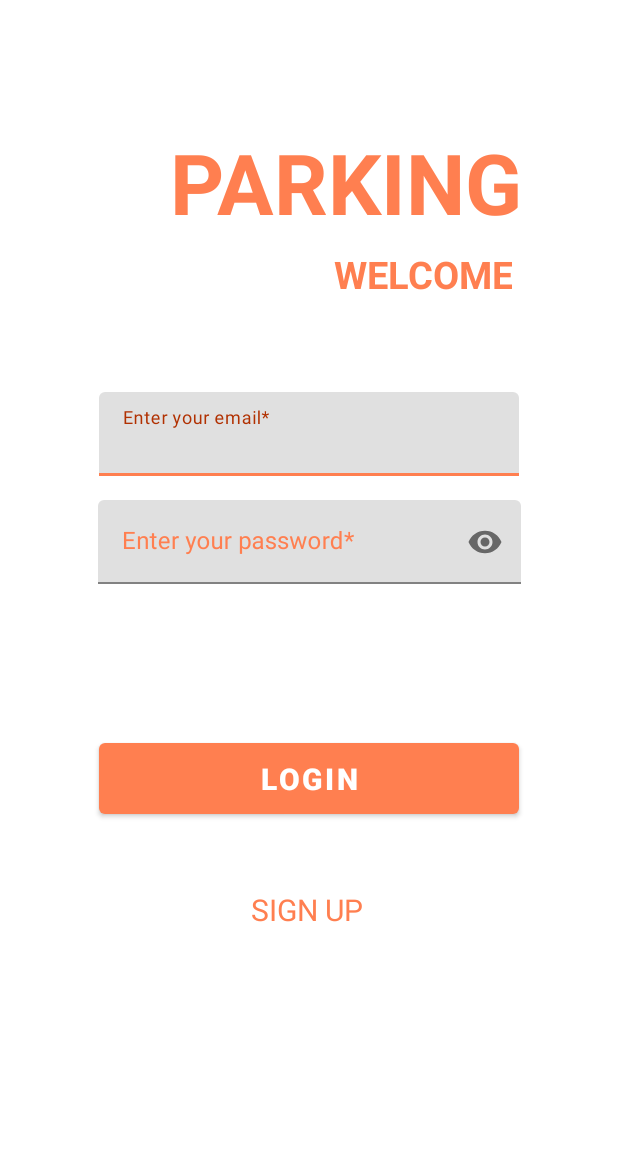
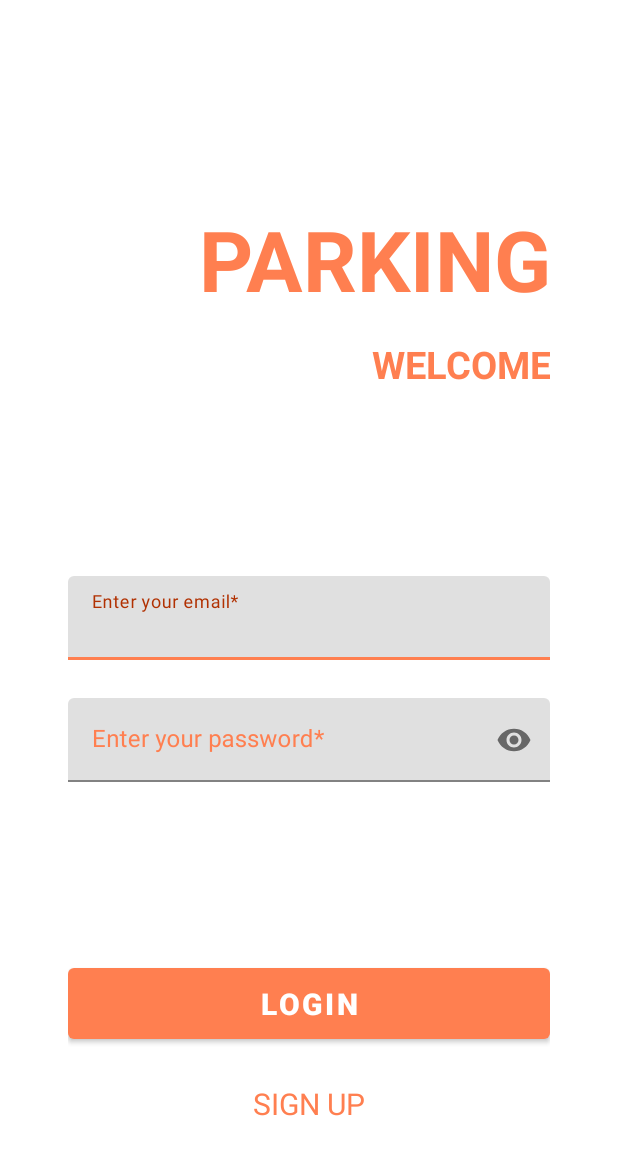
Before and after one commit to AitorSarasola/com.lksnext.ParkingASarasola, an Android app: the screen it shows after launch (LoginActivity), on a phone screen of 412 x 824 dp. Shown: the top 1155 px of the screen. Run offline under Robolectric (Android 15) with nearby library versions, the phone set to English and light mode, and no system bars.

Commit message:
UI Login & Sing In

```diff
--- a/app/src/main/res/layout/activity_login.xml
+++ b/app/src/main/res/layout/activity_login.xml
@@ -4,35 +4,30 @@
     xmlns:tools="http://schemas.android.com/tools"
     android:layout_width="match_parent"
     android:layout_height="match_parent"
-    tools:context=".view.activity.LoginActivity">
+    tools:context=".view.activity.LoginActivity"
+    android:padding="45dp">
 
 
     <Button
         android:id="@+id/loginButton"
-        android:layout_width="280dp"
+        android:layout_width="match_parent"
         android:layout_height="59dp"
-        android:layout_marginTop="100dp"
+        android:layout_marginTop="45dp"
         android:text="LOGIN"
         android:textAllCaps="true"
         android:textSize="20sp"
         android:textStyle="bold"
         app:layout_constraintEnd_toEndOf="parent"
         app:layout_constraintStart_toStartOf="parent"
-        app:layout_constraintTop_toBottomOf="@+id/password"
+        app:layout_constraintTop_toBottomOf="@+id/errorLogin"
         app:strokeColor="@color/orange" />
 
     <LinearLayout
-        android:layout_width="270dp"
+        android:layout_width="match_parent"
         android:layout_height="45dp"
-        android:layout_marginLeft="40dp"
-        android:layout_marginTop="12dp"
-        android:layout_marginRight="40dp"
-        android:layout_marginBottom="114dp"
+        android:layout_marginTop="15dp"
         android:orientation="horizontal"
-        app:layout_constraintBottom_toBottomOf="parent"
-        app:layout_constraintEnd_toEndOf="parent"
         app:layout_constraintHorizontal_bias="0.489"
-        app:layout_constraintStart_toStartOf="parent"
         app:layout_constraintTop_toBottomOf="@+id/loginButton"
         app:layout_constraintVertical_bias="0.23">
 
@@ -56,9 +51,9 @@
 
     <TextView
         android:id="@+id/title"
-        android:layout_width="282dp"
-        android:layout_height="77dp"
-        android:layout_marginTop="84dp"
+        android:layout_width="match_parent"
+        android:layout_height="100dp"
+        android:layout_marginTop="90dp"
         android:text="PARKING"
         android:textAlignment="textEnd"
         android:textColor="@color/orange"
@@ -70,10 +65,10 @@
         app:layout_constraintTop_toTopOf="parent" />
 
     <TextView
-        android:id="@+id/title3"
-        android:layout_width="181dp"
+        android:id="@+id/subTitle"
+        android:layout_width="match_parent"
         android:layout_height="43dp"
-        android:layout_marginTop="165dp"
+        android:layout_marginTop="-10dp"
         android:text="Welcome"
         android:textAlignment="textEnd"
         android:textAllCaps="true"
@@ -82,20 +77,17 @@
         android:textStyle="bold"
         app:layout_constraintEnd_toEndOf="parent"
         app:layout_constraintHorizontal_bias="0.695"
-        app:layout_constraintStart_toStartOf="parent"
-        app:layout_constraintTop_toTopOf="parent" />
+        app:layout_constraintTop_toBottomOf="@id/title" />
 
     <com.google.android.material.textfield.TextInputLayout
         android:id="@+id/email"
         style="@style/Theme.ParkingLKS.TextInputLayout"
-        android:layout_width="280dp"
+        android:layout_width="match_parent"
         android:layout_height="wrap_content"
-        android:layout_marginTop="100dp"
+        android:layout_marginTop="115dp"
         android:hint="Enter your email*"
         android:inputType="text"
-        app:layout_constraintEnd_toEndOf="parent"
-        app:layout_constraintStart_toStartOf="parent"
-        app:layout_constraintTop_toBottomOf="@id/title">
+        app:layout_constraintTop_toBottomOf="@id/subTitle">
 
         <com.google.android.material.textfield.TextInputEditText
             android:id="@+id/emailText"
@@ -107,9 +99,9 @@
     <com.google.android.material.textfield.TextInputLayout
         android:id="@+id/password"
         style="@style/Theme.ParkingLKS.TextInputLayout"
-        android:layout_width="282dp"
+        android:layout_width="match_parent"
         android:layout_height="56dp"
-        android:layout_marginTop="16dp"
+        android:layout_marginTop="25dp"
         android:hint="Enter your password*"
         android:inputType="textEmailAddress"
         app:endIconMode="password_toggle"
@@ -128,21 +120,19 @@
 
     <TextView
         android:id="@+id/errorLogin"
-        android:layout_width="250dp"
+        android:layout_width="match_parent"
         android:layout_height="47dp"
-        android:layout_marginStart="69dp"
-        android:layout_marginTop="80dp"
-        android:layout_marginEnd="66dp"
+        android:layout_marginTop="25dp"
         android:text="The email and the password can not be empty"
         android:textAlignment="viewEnd"
         android:textAppearance="@style/TextAppearance.AppCompat.Body1"
         android:textColor="#e73712"
         android:textColorHint="#FF8282"
-        android:textSize="16sp"
+        android:textSize="15sp"
         android:textStyle="bold|italic"
         app:layout_constraintEnd_toEndOf="parent"
         app:layout_constraintHorizontal_bias="0.0"
-        app:layout_constraintTop_toBottomOf="@id/email" />
+        app:layout_constraintTop_toBottomOf="@id/password" />
 
 
 </androidx.constraintlayout.widget.ConstraintLayout>
--- a/app/src/main/res/layout/activity_register.xml
+++ b/app/src/main/res/layout/activity_register.xml
@@ -8,18 +8,18 @@
         android:layout_width="match_parent"
         android:layout_height="match_parent"
         tools:context=".view.activity.RegisterActivity"
-        android:padding="20dp">
+        android:padding="45dp">
 
 
         <TextView
             android:id="@+id/title"
             android:layout_width="match_parent"
-            android:layout_height="80dp"
-            android:layout_marginTop="90dp"
+            android:layout_height="70dp"
+            android:layout_marginTop="75dp"
             android:text="WELCOME"
             android:textAlignment="textEnd"
             android:textColor="@color/orange"
-            android:textSize="54sp"
+            android:textSize="52sp"
             android:textStyle="bold"
             app:layout_constraintEnd_toEndOf="parent"
             app:layout_constraintStart_toStartOf="parent"
@@ -29,7 +29,7 @@
             android:id="@+id/subTitle"
             android:layout_width="match_parent"
             android:layout_height="43dp"
-            android:layout_marginTop="-10dp"
+            android:layout_marginTop="0dp"
             android:text="SIGN UP"
             android:textAlignment="textEnd"
             android:textAllCaps="true"
@@ -45,7 +45,7 @@
             android:id="@+id/btnRegister"
             android:layout_width="match_parent"
             android:layout_height="wrap_content"
-            android:layout_marginTop="5dp"
+            android:layout_marginTop="10dp"
             android:text="SIGN UP"
             android:textSize="22sp"
             app:layout_constraintEnd_toEndOf="parent"
@@ -72,7 +72,7 @@
             style="@style/Theme.ParkingLKS.TextInputLayout"
             android:layout_width="match_parent"
             android:layout_height="wrap_content"
-            android:layout_marginTop="30dp"
+            android:layout_marginTop="40dp"
             android:hint="Enter your username*"
             android:inputType="text"
             app:layout_constraintEnd_toEndOf="parent"
@@ -155,7 +155,7 @@
             android:textAppearance="@style/TextAppearance.AppCompat.Body1"
             android:textColor="#e73712"
             android:textColorHint="#FF8282"
-            android:textSize="16sp"
+            android:textSize="15sp"
             android:textStyle="bold|italic"
             app:layout_constraintEnd_toEndOf="parent"
             app:layout_constraintHorizontal_bias="0.586"
```
